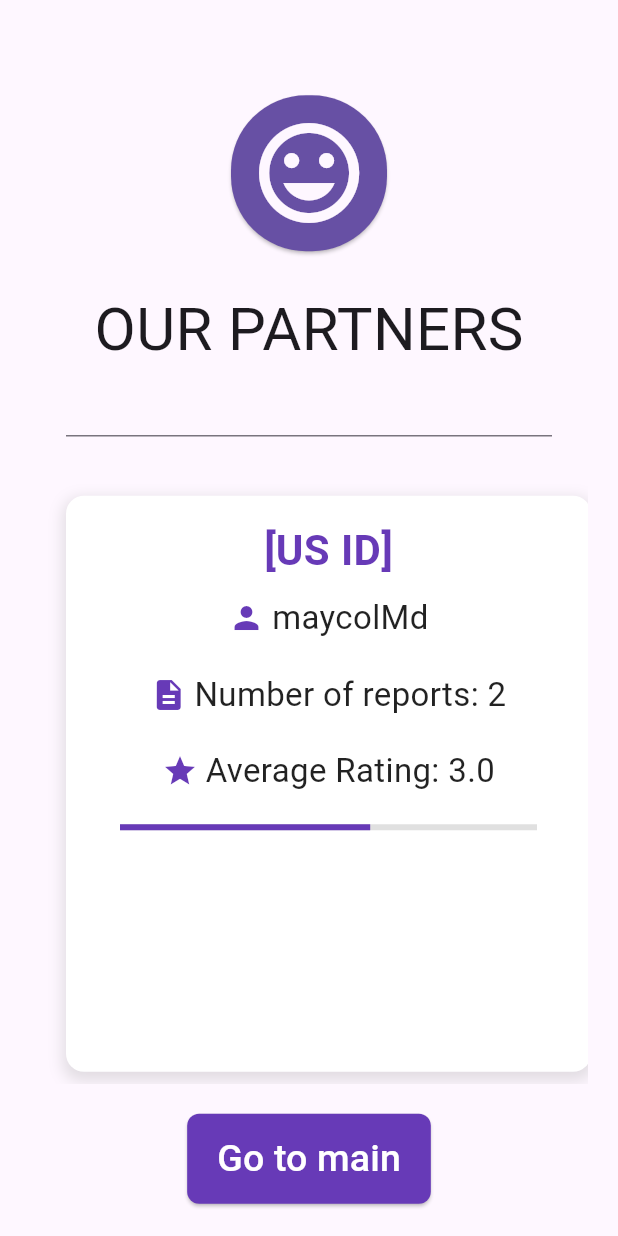
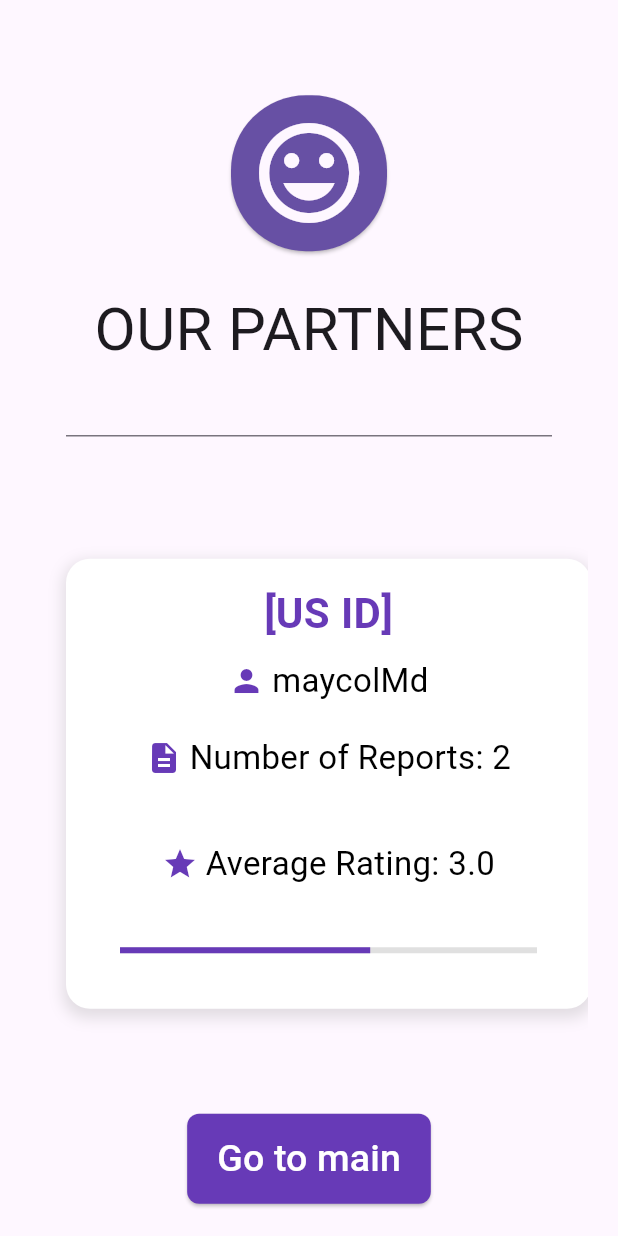
Before and after one commit to MaycolMD/mobile_support_assistance, a Flutter app: the ListSupporters screen opened by its route, on a phone screen of 412 x 824 dp. Run offline on Flutter 3.47's test engine with Material 3 defaults, Android fonts, the phone set to English and light mode, and no system bars; our stand-ins replace flutter_rating_bar, get, loggy; network calls fail; Roboto replaces fonts that are missing (Readex Pro).

```diff
--- a/lib/ui/pages/coordinator/list_supports.dart
+++ b/lib/ui/pages/coordinator/list_supports.dart
@@ -109,11 +109,12 @@ Widget buildCard({
   double progress = (avgRating / 5).clamp(0, 1);
   return Container(
     width: 350,
+    height: 300,
     padding: const EdgeInsets.all(16),
     margin: const EdgeInsets.symmetric(vertical: 8, horizontal: 16),
     decoration: BoxDecoration(
       color: Colors.white,
-      borderRadius: BorderRadius.circular(12),
+      borderRadius: BorderRadius.circular(16),
       boxShadow: [
         BoxShadow(
           color: Colors.grey.withOpacity(0.3),
@@ -130,7 +131,7 @@ Widget buildCard({
           child: Text(
             usID,
             style: const TextStyle(
-              fontFamily: 'Readex Pro',
+              fontFamily: 'Roboto',
               fontSize: 28,
               fontWeight: FontWeight.bold,
               color: Colors.deepPurple,
@@ -147,9 +148,9 @@ Widget buildCard({
               Text(
                 usUsername,
                 style: const TextStyle(
-                  fontFamily: 'Readex Pro',
+                  fontFamily: 'Roboto',
                   fontSize: 22,
-                  color: Colors.black87,
+                  color: Colors.black,
                 ),
               ),
             ],
@@ -163,17 +164,17 @@ Widget buildCard({
               const Icon(Icons.description, size: 24, color: Colors.deepPurple),
               const SizedBox(width: 5),
               Text(
-                'Number of reports: $countReports',
+                'Number of Reports: $countReports',
                 style: const TextStyle(
-                  fontFamily: 'Readex Pro',
+                  fontFamily: 'Roboto',
                   fontSize: 22,
-                  color: Colors.black87,
+                  color: Colors.black,
                 ),
               ),
             ],
           ),
         ),
-        const SizedBox(height: 20),
+        const SizedBox(height: 40),
         Center(
           child: Row(
             mainAxisAlignment: MainAxisAlignment.center,
@@ -183,15 +184,15 @@ Widget buildCard({
               Text(
                 'Average Rating: $avgRating',
                 style: const TextStyle(
-                  fontFamily: 'Readex Pro',
+                  fontFamily: 'Roboto',
                   fontSize: 22,
-                  color: Colors.black87,
+                  color: Colors.black,
                 ),
               ),
             ],
           ),
         ),
-        const SizedBox(height: 20),
+        const SizedBox(height: 40),
         Padding(
           padding: const EdgeInsets.symmetric(horizontal: 20),
           child: LinearProgressIndicator(
--- a/lib/ui/pages/support/main_us.dart
+++ b/lib/ui/pages/support/main_us.dart
@@ -31,8 +31,8 @@ class MainUS extends StatelessWidget {
               ],
             ),
             FutureBuilder(
-              future: _controller
-                  .getReports(), // Espera a que se completen las futuras operaciones
+              future: _controller.getReports(
+                  '', ''), // Espera a que se completen las futuras operaciones
               builder: (context, snapshot) {
                 if (snapshot.connectionState == ConnectionState.waiting) {
                   return const CircularProgressIndicator(); // Muestra un indicador de carga mientras se espera
```
Also changed, not shown: lib/data/datasources/remote/report_datasource.dart (+15 -29 lines), lib/domain/repositories/report_repository.dart (+2 -6 lines), lib/domain/use_case/report_usecase.dart (+3 -8 lines), lib/ui/controllers/coordinator/ratingreportus.controller.dart (+4 -4 lines), lib/ui/controllers/user_support/main_us_controller.dart (+4 -3 lines), lib/ui/pages/coordinator/ratingreportus.dart (+74 -16 lines).
